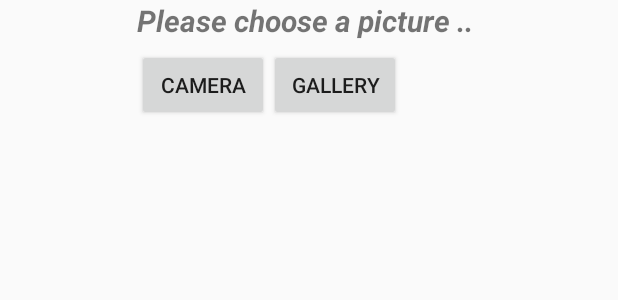
After one commit to wardah9/Project_CarPoolingApplication, an Android app: the layout custom_dialog_ex2.xml on its own in the app's theme, with its tools: preview values and no code run, on a phone screen of 412 x 824 dp. The commit adds this screen. Shown: the top 300 px of the screen. Run offline under Robolectric (Android 15) with nearby library versions, the phone set to English and light mode, and no system bars.

```diff
--- /dev/null
+++ b/app/src/main/res/layout/custom_dialog_ex2.xml
@@ -0,0 +1,38 @@
+<?xml version="1.0" encoding="utf-8"?>
+<LinearLayout xmlns:android="http://schemas.android.com/apk/res/android"
+    android:orientation="vertical" android:layout_width="match_parent"
+    android:layout_height="match_parent">
+    <RelativeLayout
+        android:gravity="center"
+        android:layout_width="match_parent"
+        android:orientation="vertical"
+        android:layout_height="wrap_content">
+        <TextView
+            android:layout_width="wrap_content"
+            android:id="@+id/iesi"
+            android:textStyle="bold|italic"
+            android:textSize="20dp"
+            android:text="Please choose a picture .. "
+            android:layout_marginBottom="5dp"
+            android:layout_height="wrap_content" />
+        <Button
+            android:text="Camera"
+            android:layout_below="@+id/iesi"
+            android:onClick="onCameraLaunched"
+            android:theme="@style/MyButton"
+            android:id="@+id/cc"
+            android:layout_width="wrap_content"
+            android:layout_height="wrap_content" />
+        <Button
+            android:layout_width="wrap_content"
+            android:text="Gallery"
+            android:id="@+id/gg"
+            android:theme="@style/MyButton"
+            android:onClick="onGalleryLaunched"
+            android:layout_height="wrap_content"
+            android:layout_below="@id/iesi"
+            android:layout_toRightOf="@+id/cc"/>
+
+    </RelativeLayout>
+
+</LinearLayout>
--- a/app/src/main/res/layout/fragment_account.xml
+++ b/app/src/main/res/layout/fragment_account.xml
@@ -22,7 +22,7 @@
             android:layout_alignParentBottom="true"
             android:layout_alignParentRight="true"
             android:layout_marginRight="20dp"
-            android:background="@mipmap/ic_launcher" />
+            android:background="@drawable/pencil" />
     </RelativeLayout>
 
 
```
Also changed, not shown: app/src/main/java/carpoolingapplication/carpooling/com/fragment/UserAccountFragment.java (+88 -1 lines).
